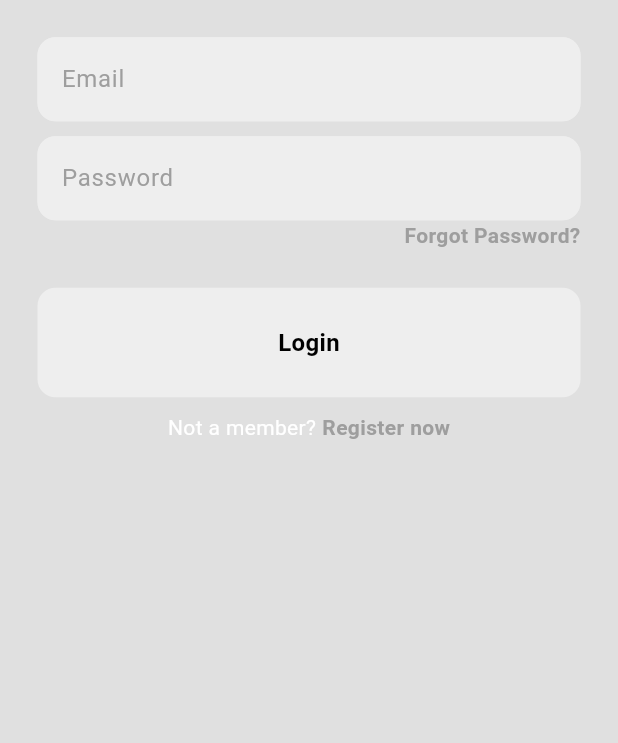
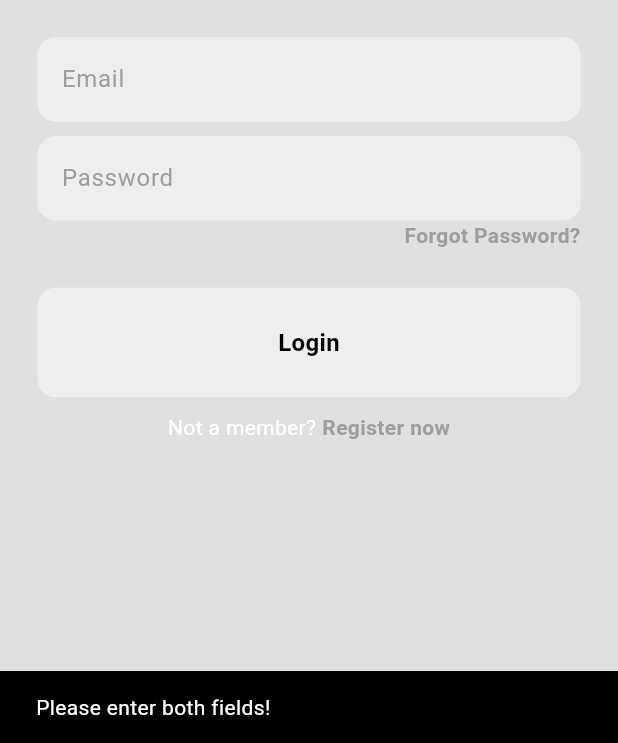
Before and after one commit to lmbibbo/agenda_century, a Flutter app: the screen it shows after launch, after a tap on "Login", on a phone screen of 412 x 824 dp, the part 493-1236 px from its top. Run offline on Flutter 3.47's test engine with Material 3 defaults, Android fonts, the phone set to English and light mode, and no system bars; our stand-ins replace firebase_auth, firebase_core, flutter_bloc; accounts and stored records are empty.

Commit message:
Con Login funcionando

```diff
--- /dev/null
+++ b/lib/features/auth/presentation/components/loading.dart
@@ -0,0 +1,15 @@
+import 'package:flutter/material.dart';
+
+class LoadingScreen extends StatelessWidget {
+  const LoadingScreen({super.key});
+
+  @override
+  Widget build(BuildContext context) {
+    return const Scaffold(
+      body: Center(
+        child: CircularProgressIndicator(),
+      ),
+    );
+  }
+
+}
--- a/lib/features/auth/presentation/pages/login_page.dart
+++ b/lib/features/auth/presentation/pages/login_page.dart
@@ -8,10 +8,11 @@ Login Page
 
 */
 
-//import 'package:agenda_century/features/auth/presentation/components/my_button.dart';
 import 'package:agenda_century/features/auth/presentation/components/my_button.dart';
 import 'package:agenda_century/features/auth/presentation/components/my_textfield.dart';
+import 'package:agenda_century/features/auth/presentation/cubits/auth_cubit.dart';
 import 'package:flutter/material.dart';
+import 'package:flutter_bloc/flutter_bloc.dart';
 
 class LoginPage extends StatefulWidget {
   final void Function()? togglePages;
@@ -25,6 +26,22 @@ class _LoginPageState extends State<LoginPage> {
   // text editing controllers
   final emailController = TextEditingController();
   final passwordController = TextEditingController();
+
+  void login() {
+    final String email = emailController.text;
+    final String password = passwordController.text;
+
+    final authCubit = context.read<AuthCubit>();
+
+    // ensure the fields are filled
+    if (email.isNotEmpty && password.isNotEmpty) {
+      authCubit.login(email, password);
+
+    } else {
+      ScaffoldMessenger.of(context).showSnackBar(
+        const SnackBar(content: Text("Please enter both fields!")));
+    }
+  }
 
   // Build UI
   @override
@@ -89,7 +106,7 @@ class _LoginPageState extends State<LoginPage> {
               // oauth login buttons
               const SizedBox(height: 25),
               MyButton(
-                onTap: () {},
+                onTap: login,
                 text: 'Login',
               ),
 
--- a/lib/main.dart
+++ b/lib/main.dart
@@ -1,4 +1,5 @@
 import 'package:agenda_century/features/auth/data/firebase_auth_repo.dart';
+import 'package:agenda_century/features/auth/presentation/components/loading.dart';
 import 'package:agenda_century/features/auth/presentation/cubits/auth_cubit.dart';
 import 'package:agenda_century/features/auth/presentation/cubits/auth_states.dart';
 import 'package:agenda_century/features/auth/presentation/pages/auth_page.dart';
@@ -57,7 +58,7 @@
               return const HomePage();
             } else {
               // loading...
-              return const Center(child: CircularProgressIndicator());
+              return const LoadingScreen();
             }
           },
           listener: (context, state) {
```
Also changed, not shown: lib/features/home/presentation/pages/home_page.dart (+11 -0 lines).
